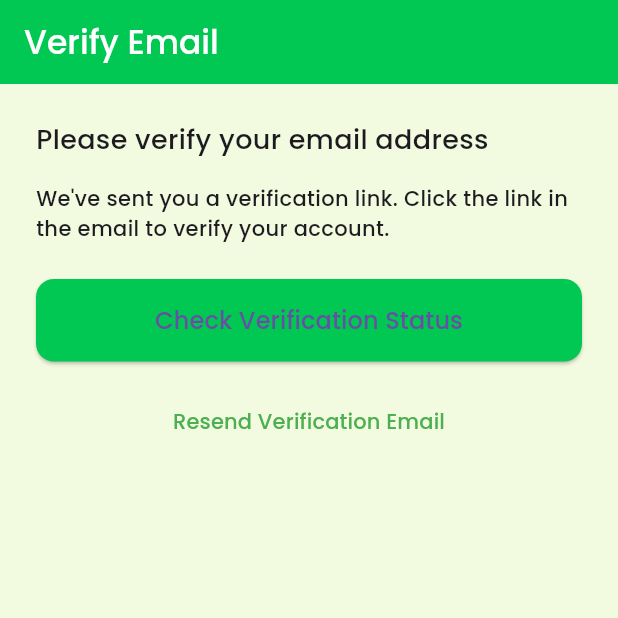
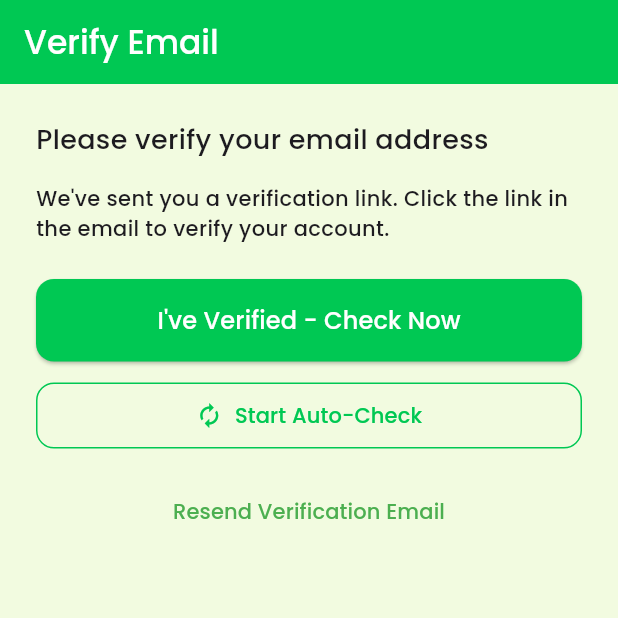
Before and after one commit to ScarletVonRosefall/AgriSynch, a Flutter app: the AgriSynchEmailVerificationPage screen opened by its route, on a phone screen of 412 x 824 dp, the top half of it. Run offline on Flutter 3.47's test engine with Material 3 defaults, Android fonts, the phone set to English and light mode, and no system bars; our stand-ins replace cached_network_image, cloud_firestore, cloud_functions, firebase_auth, firebase_core, firebase_crashlytics and 9 more; accounts and stored records are empty.

Commit message:
Fix app freezing issues and add Firebase timeout protections
- Added 10s timeouts to all Firestore streams to prevent hanging
- Implemented weather API caching (10 min) to reduce API calls
- Made weather loading non-blocking with fire-and-forget pattern
- Reduced weather API timeout from 10s to 5s for faster failures
- Fixed email verification polling (15s interval, max 10 checks)
- Removed aggressive auto-check that caused Firebase quota errors
- Added manual verification check options for better UX
- Added timeouts to Finance page Firestore operations
- Fixed buyer and farmer home page stream subscriptions

```diff
--- a/AgriSynch/lib/auth/AgriSynchVerify.dart
+++ b/AgriSynch/lib/auth/AgriSynchVerify.dart
@@ -21,7 +21,7 @@ class _AgriSynchEmailVerificationPageState
   bool _navigating = false;
 
   int _checkAttempts = 0;
-  static const int _maxAttempts = 60; // 3 minutes maximum (60 * 3 seconds)
+  static const int _maxAttempts = 10; // 10 checks maximum (10 * 15 seconds = 2.5 minutes)
 
   @override
   void initState() {
@@ -38,7 +38,8 @@ class _AgriSynchEmailVerificationPageState
       final user = auth.currentUser;
       if (user != null && !user.emailVerified) {
         await user.sendEmailVerification();
-        startVerificationCheck();
+        // Don't start auto-check immediately - let user click the button
+        // startVerificationCheck();
       }
     } catch (e) {
       if (mounted) {
@@ -59,13 +60,14 @@ class _AgriSynchEmailVerificationPageState
   void startVerificationCheck() {
     _timer?.cancel();
     _checkAttempts = 0;
-    _timer = Timer.periodic(const Duration(seconds: 3), (_) {
+    // Check every 15 seconds instead of 3 seconds to avoid rate limits
+    _timer = Timer.periodic(const Duration(seconds: 15), (_) {
       if (_checkAttempts >= _maxAttempts) {
         _timer?.cancel();
         if (mounted) {
           ScaffoldMessenger.of(context).showSnackBar(
             const SnackBar(
-              content: Text('Verification timeout. Please try again.'),
+              content: Text('Auto-check stopped. Please use "Check Verification Status" button.'),
               backgroundColor: Colors.orange,
             ),
           );
@@ -245,6 +247,8 @@ class _AgriSynchEmailVerificationPageState
               style: TextStyle(fontSize: 14),
             ),
             const SizedBox(height: 24),
+
+            // Manual check button
             SizedBox(
               width: double.infinity,
               child: ElevatedButton(
@@ -265,10 +269,45 @@ class _AgriSynchEmailVerificationPageState
                           strokeWidth: 2,
                         ),
                       )
-                    : const Text('Check Verification Status',
-                        style: TextStyle(fontSize: 16)),
+                    : const Text('I\'ve Verified - Check Now',
+                        style: TextStyle(fontSize: 16, color: Colors.white)),
               ),
             ),
+
+            const SizedBox(height: 12),
+
+            // Auto-check button (optional)
+            SizedBox(
+              width: double.infinity,
+              child: OutlinedButton.icon(
+                onPressed: (_timer?.isActive ?? false) ? null : () {
+                  startVerificationCheck();
+                  ScaffoldMessenger.of(context).showSnackBar(
+                    const SnackBar(
+                      content: Text('Auto-checking every 15 seconds...'),
+                      backgroundColor: Colors.blue,
+                      duration: Duration(seconds: 2),
+                    ),
+                  );
+                },
+                icon: Icon(
+                  (_timer?.isActive ?? false) ? Icons.check_circle : Icons.autorenew,
+                  color: const Color(0xFF00C853),
+                ),
+                label: Text(
+                  (_timer?.isActive ?? false) ? 'Auto-Check Running...' : 'Start Auto-Check',
+                  style: const TextStyle(fontSize: 14, color: Color(0xFF00C853)),
+                ),
+                style: OutlinedButton.styleFrom(
+                  padding: const EdgeInsets.symmetric(vertical: 12),
+                  side: const BorderSide(color: Color(0xFF00C853)),
+                  shape: RoundedRectangleBorder(
+                    borderRadius: BorderRadius.circular(12),
+                  ),
+                ),
+              ),
+            ),
+
             const SizedBox(height: 16),
             Center(
               child: TextButton(
@@ -279,6 +318,17 @@ class _AgriSynchEmailVerificationPageState
                 ),
               ),
             ),
+
+            if (_timer?.isActive ?? false)
+              Padding(
+                padding: const EdgeInsets.only(top: 8),
+                child: Center(
+                  child: Text(
+                    'Auto-checking... (${_checkAttempts}/${_maxAttempts})',
+                    style: const TextStyle(fontSize: 12, color: Colors.grey),
+                  ),
+                ),
+              ),
           ],
         ),
       ),
--- a/AgriSynch/lib/farmer/AgriFinances.dart
+++ b/AgriSynch/lib/farmer/AgriFinances.dart
@@ -98,13 +98,14 @@ class _AgriFinancesState extends State<AgriFinances> {
     }
 
     try {
-      // Load from Firestore
+      // Load from Firestore with timeout
       final snapshot = await FirebaseFirestore.instance
           .collection('users')
           .doc(currentUser.uid)
           .collection('transactions')
           .orderBy('date', descending: true)
-          .get();
+          .get()
+          .timeout(const Duration(seconds: 10));
 
       transactions = snapshot.docs.map((doc) {
         final data = doc.data();
@@ -151,7 +152,7 @@ class _AgriFinancesState extends State<AgriFinances> {
     }
 
     try {
-      // Save to Firestore - update or create each transaction
+      // Save to Firestore - update or create each transaction with timeout
       for (var transaction in transactions) {
         await FirebaseFirestore.instance
             .collection('users')
@@ -167,7 +168,8 @@ class _AgriFinancesState extends State<AgriFinances> {
               'date': transaction['date'],
               'orderId': transaction['orderId'],
               'updatedAt': FieldValue.serverTimestamp(),
-            }, SetOptions(merge: true));
+            }, SetOptions(merge: true))
+            .timeout(const Duration(seconds: 10));
       }
 
       print('✅ Saved ${transactions.length} transactions to Firestore');
```
